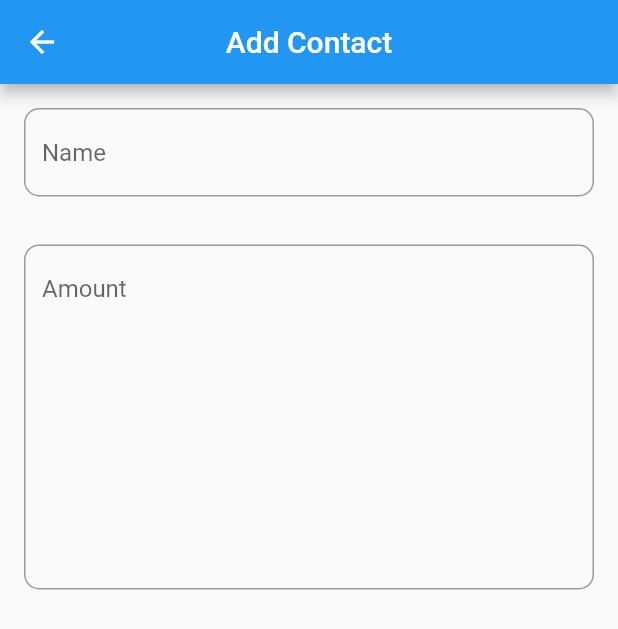
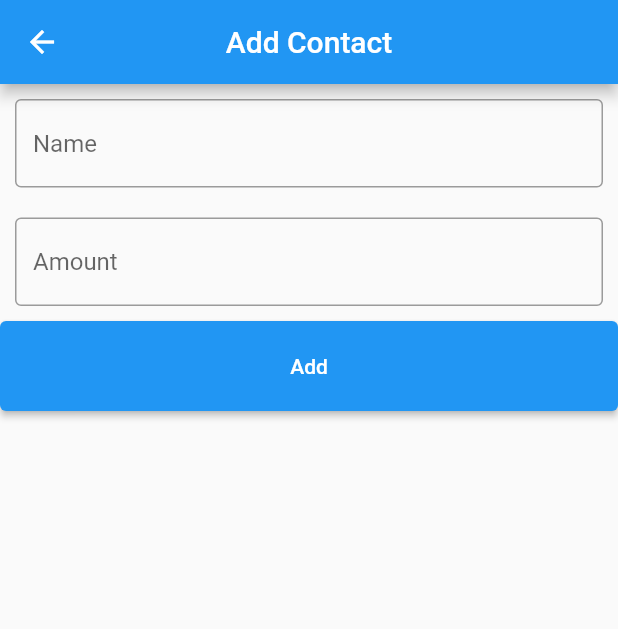
Before and after one commit to anivkuttan/Hive-Local-DataBase, a Flutter app: the screen it shows after launch, after a tap on the "add" icon, on a phone screen of 412 x 824 dp. Shown: the top 629 px of the screen. Run offline on Flutter 3.47's test engine with Material 2 defaults, Android fonts, the phone set to English and light mode, and no system bars; our stand-ins replace hive, hive_flutter; accounts and stored records are empty.

Commit message:
Hive CURD Operation created

```diff
--- a/lib/Pages/creating_page.dart
+++ b/lib/Pages/creating_page.dart
@@ -1,4 +1,7 @@
 import 'package:flutter/material.dart';
+import 'package:hive_flutter/hive_flutter.dart';
+
+import '../Modals/contact.dart';
 
 class CreatingPage extends StatefulWidget {
   const CreatingPage({Key? key}) : super(key: key);
@@ -8,10 +11,12 @@ class CreatingPage extends StatefulWidget {
 }
 
 class _CreatingPageState extends State<CreatingPage> {
+  late Box<Contact> contactBox;
   late final TextEditingController _nameController;
   late final TextEditingController _amountController;
   @override
   void initState() {
+    contactBox = Hive.box('ContactBox');
     _nameController = TextEditingController();
     _amountController = TextEditingController();
     super.initState();
@@ -25,35 +30,40 @@ class _CreatingPageState extends State<CreatingPage> {
         centerTitle: true,
       ),
       body: SingleChildScrollView(
-        child: Column(
-          mainAxisAlignment: MainAxisAlignment.start,
-          children: [
-            Padding(
-              padding: const EdgeInsets.all(16),
-              child: TextField(
-                controller: _nameController,
-                decoration: const InputDecoration(
-                  hintText: 'Name',
-                  border: OutlineInputBorder(
-                    borderRadius: BorderRadius.all(Radius.circular(10)),
-                  ),
-                ),
-              ),
+          child: Column(
+        mainAxisAlignment: MainAxisAlignment.start,
+        children: [
+          buildTextField(controller: _nameController, hintText: 'Name'),
+          buildTextField(controller: _amountController, hintText: 'Amount'),
+          SizedBox(
+            width: double.infinity,
+            height: 60,
+            // save Button
+            child: ElevatedButton(
+              child: const Text('Add'),
+              onPressed: () async {
+                String _name = _nameController.text;
+                int _amount = int.parse(_amountController.text);
+                Contact newContact = Contact(name: _name, amount: _amount);
+                contactBox.add(newContact);
+                Navigator.pop(context);
+
+              },
             ),
-            Padding(
-              padding: const EdgeInsets.all(16),
-              child: TextField(
-                controller: _amountController,
-                maxLines: 10,
-                decoration: const InputDecoration(
-                   hintText: 'Amount',
-                  border: OutlineInputBorder(
-                    borderRadius: BorderRadius.all(Radius.circular(10)),
-                  ),
-                ),
-              ),
-            ),
-          ],
+          ),
+        ],
+      )),
+    );
+  }
+
+  buildTextField({controller, hintText}) {
+    return Padding(
+      padding: const EdgeInsets.all(10),
+      child: TextField(
+        controller: controller,
+        decoration: InputDecoration(
+          hintText: hintText,
+          border: const OutlineInputBorder(),
         ),
       ),
     );
--- a/lib/Pages/home_page.dart
+++ b/lib/Pages/home_page.dart
@@ -1,5 +1,9 @@
 import 'package:flutter/material.dart';
 import 'package:hive_demo/Pages/creating_page.dart';
+import 'package:hive_demo/Pages/edit_page.dart';
+import 'package:hive_flutter/hive_flutter.dart';
+
+import '../Modals/contact.dart';
 
 class HomePage extends StatefulWidget {
   const HomePage({Key? key}) : super(key: key);
@@ -9,6 +13,14 @@ class HomePage extends StatefulWidget {
 }
 
 class _HomePageState extends State<HomePage> {
+  late final Box<Contact> contactBox;
+  List<Contact> item = [];
+  @override
+  void initState() {
+    contactBox = Hive.box<Contact>('ContactBox');
+    super.initState();
+  }
+
   @override
   Widget build(BuildContext context) {
     return Scaffold(
@@ -24,8 +36,46 @@ class _HomePageState extends State<HomePage> {
             });
             Navigator.push(context, route);
           }),
-        body: const Center(
-          child: Text('Empty'),
-        ));
+      body: ValueListenableBuilder(
+          valueListenable: contactBox.listenable(),
+          builder: (context, _contactBox, child) {
+            var boxLength = contactBox.keys.length;
+            return ListView.builder(
+              itemCount: boxLength,
+              itemBuilder: (context, i) {
+                var box = contactBox.getAt(i) as Contact;
+                return ListTile(
+                  title: Text(box.name),
+                  subtitle: Text('${box.amount}'),
+                  trailing: Row(
+                    mainAxisSize: MainAxisSize.min,
+                    children: [
+                      IconButton(
+                        icon: const Icon(Icons.edit),
+                        onPressed: () {
+                          Route route = MaterialPageRoute(builder: (context) {
+                            return EditingPage(
+                              index: i,
+                              name: box.name,
+                              amount: box.amount,
+                            );
+                          });
+                          Navigator.of(context).push(route);
+                        },
+                      ),
+                      const SizedBox(width: 5),
+                      IconButton(
+                        icon: const Icon(Icons.delete),
+                        onPressed: () {
+                          contactBox.deleteAt(i);
+                        },
+                      ),
+                    ],
+                  ),
+                );
+              },
+            );
+          }),
+    );
   }
 }
--- a/lib/main.dart
+++ b/lib/main.dart
@@ -6,7 +6,7 @@ import 'Pages/home_page.dart';
 Future<void> main() async {
   WidgetsFlutterBinding.ensureInitialized();
   await Hive.initFlutter();
-  Hive.registerAdapter(ContactAdapter());
+  Hive.registerAdapter<Contact>(ContactAdapter());
   await Hive.openBox<Contact>('ContactBox');
   runApp(const MyApp());
 }
```
Also changed, not shown: lib/Pages/edit_page.dart (+61 -5 lines). Lines whose indentation alone changed are shown as unchanged.
